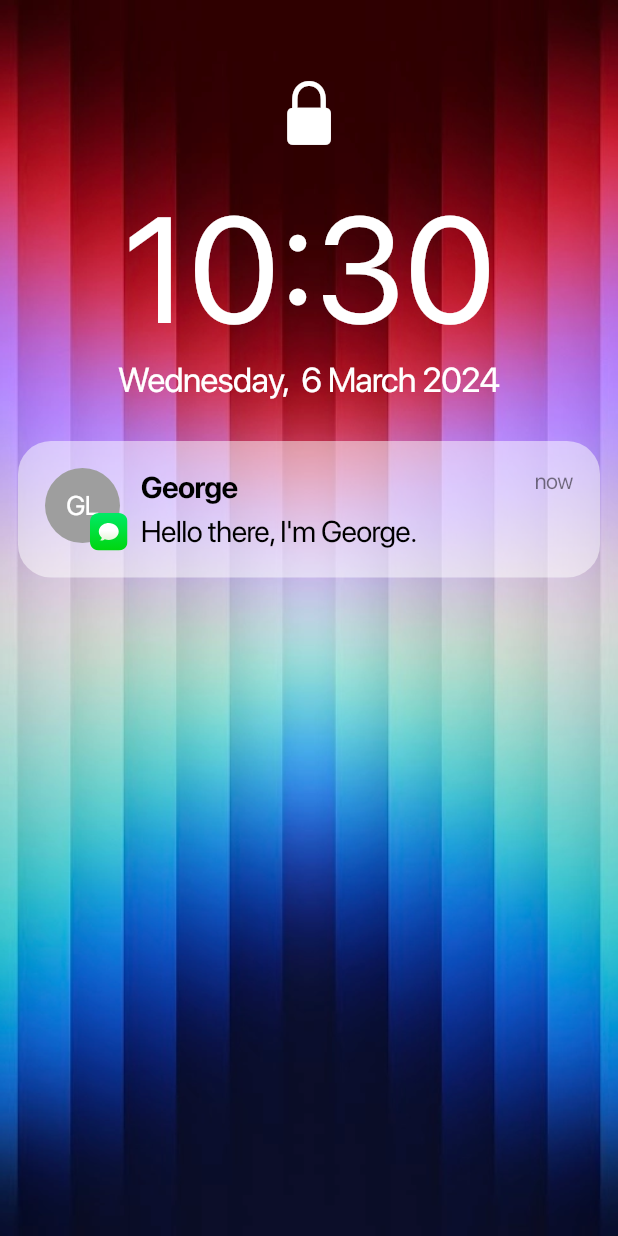
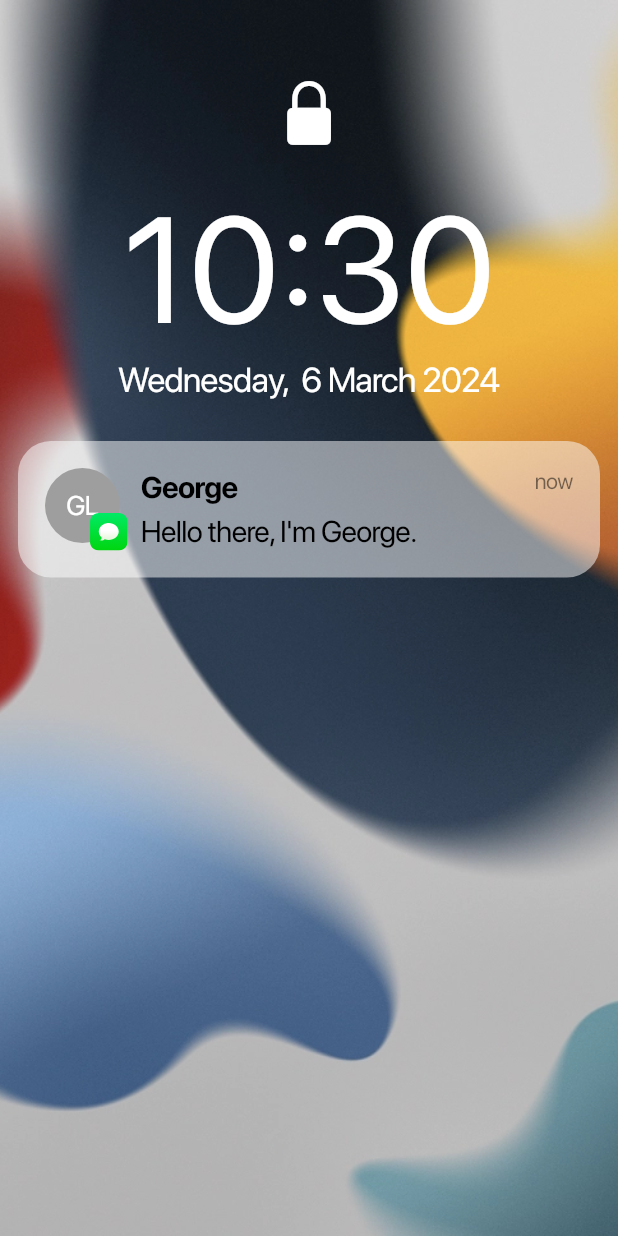
Before and after one commit to esentis/personal-website-flutter, a Flutter app: the screen it shows after launch, on a phone screen of 412 x 824 dp. Run offline on Flutter 3.47's test engine with Material 3 defaults, Android fonts, the phone set to English and light mode, and no system bars; our stand-ins replace animate_do, chat_bubbles, flutter_svg, logger, lottie, modal_bottom_sheet and 2 more; project files that could hold a hidden picture were left out.

```diff
--- a/lib/pages/desktop/lock_screen.dart
+++ b/lib/pages/desktop/lock_screen.dart
@@ -41,10 +41,21 @@ class _LockScreenState extends State<LockScreen> {
     'assets/11.webp',
     'assets/12.webp',
     'assets/13.webp',
+    'assets/14.webp',
+    'assets/15.webp',
+    'assets/16.webp',
+    'assets/17.webp',
+    'assets/18.webp',
+    'assets/19.webp',
+    'assets/20.webp',
+    'assets/21.webp',
+    'assets/22.webp',
+    'assets/23.webp',
+    'assets/24.webp',
   ];
   final random = Random();
 
-  late final randomImageIndex = random.nextInt(13);
+  late final randomImageIndex = random.nextInt(24);
   @override
   Widget build(BuildContext context) {
     return PopScope(
@@ -98,7 +109,7 @@ class _LockScreenState extends State<LockScreen> {
                 height: 20,
               ),
               FadeInDown(
-                delay: const Duration(milliseconds: 500),
+                delay: const Duration(milliseconds: 600),
                 duration: const Duration(milliseconds: 300),
                 curve: Curves.fastEaseInToSlowEaseOut,
                 child: Padding(
```
Also changed, not shown: assets/14.webp (added), assets/15.webp (added), assets/16.webp (added), assets/17.webp (added), assets/18.webp (added), assets/19.webp (added), assets/20.webp (added), assets/21.webp (added), assets/22.webp (added), assets/23.webp (added), assets/24.webp (added).
